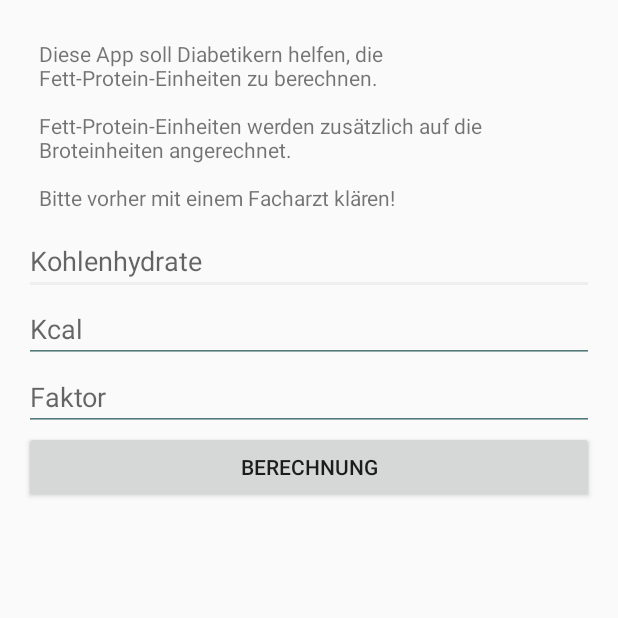
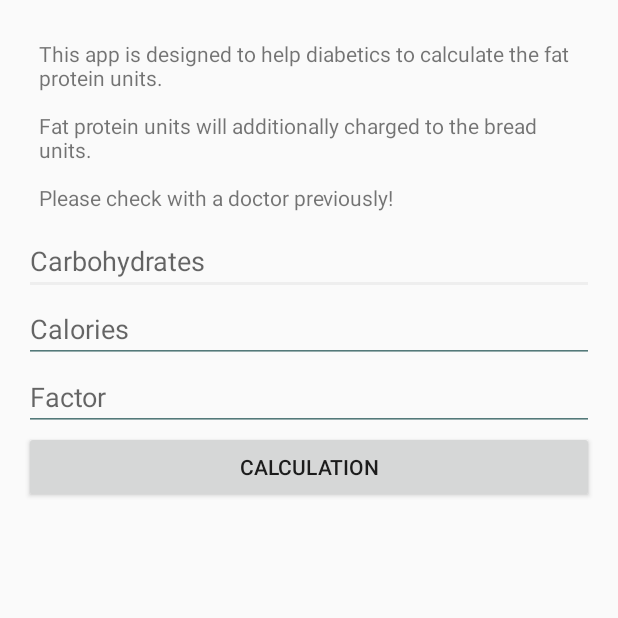
Before and after one commit to beccabug2004/FPE-Rechner, an Android app: the screen it shows after launch (MainActivity), on a phone screen of 412 x 824 dp, the top half of it. Run offline under Robolectric (Android 15) with nearby library versions, the phone set to English and light mode, and no system bars; 1 statement that could not run was skipped.

Commit message:
Update Strings - english

```diff
--- a/app/src/main/res/values/strings.xml
+++ b/app/src/main/res/values/strings.xml
@@ -1,14 +1,13 @@
 <resources>
-    <string name="app_name">FPE-Rechner</string>
-    <string name="disclaimer">Disclaimer</string>
-    <string name="textViewNote">Diese App soll Diabetikern helfen, die Fett-Protein-Einheiten zu berechnen.\n\nFett-Protein-Einheiten werden zusätzlich auf die Broteinheiten angerechnet.\n\nBitte vorher mit einem Facharzt klären!</string>
-    <string name="editTextCho">Kohlenhydrate</string>
-    <string name="editTextKcal">Kcal</string>
-    <string name="noValue">Bitte Werte übermitteln</string>
-    <string name="editTextFactor">Faktor</string>
-    <string name="buttonCalc">Berechnung</string>
-    <string name="calcResult">\nErgebnis:\n</string>
-    <string name="amountOfInsulin">\u0020IE\u0020\nZeitraum:\u0020</string>
-    <string name="hoursText">\u0020Stunden</string>
-    <string name="textFpu">\u0020FPE\n\nVerzögerter Bolus:\u0020</string>
+    <string name="app_name">FPU-Calculator</string>
+    <string name="textViewNote">This app is designed to help diabetics to calculate the fat protein units.\n\nFat protein units will additionally charged to the bread units. \n\nPlease check with a doctor previously!</string>
+    <string name="editTextCho">Carbohydrates</string>
+    <string name="editTextKcal">Calories</string>
+    <string name="noValue">Please values enter</string>
+    <string name="editTextFactor">Factor</string>
+    <string name="buttonCalc">Calculation</string>
+    <string name="calcResult">\nResult:\n</string>
+    <string name="amountOfInsulin">\u0020IE\u0020\nPeriod:\u0020</string>
+    <string name="hoursText">\u0020hours</string>
+    <string name="textFpu">\u0020FPE\n\nDelayed bolus:\u0020</string>
 </resources>
```
